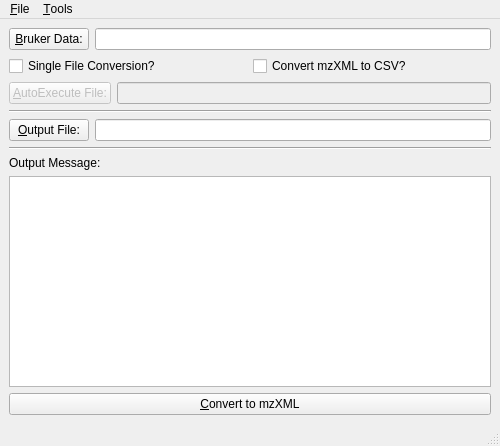
This is Bruker2mzXML/main.ui in mfitzp/toolz as Qt 5 draws it before an edit. The edited form follows.
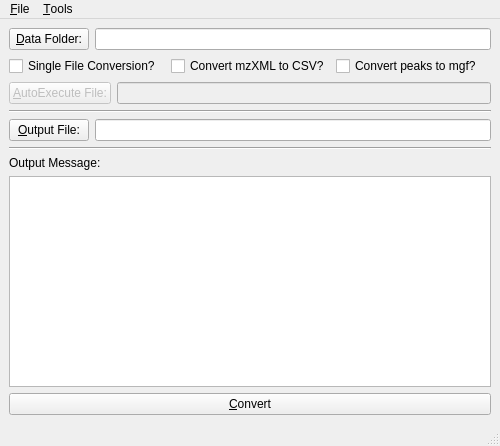
This is the edited form. Icons and pictures are not drawn.

Diff of the .ui file:
```diff
--- a/Bruker2mzXML/main.ui
+++ b/Bruker2mzXML/main.ui
@@ -22,7 +22,7 @@
       <item>
        <widget class="QPushButton" name="selBrukerDataBtn" >
         <property name="text" >
-         <string>&amp;Bruker Data:</string>
+         <string>&amp;Data Folder:</string>
         </property>
        </widget>
       </item>
@@ -47,6 +47,20 @@
         </property>
        </widget>
       </item>
+      <item>
+       <widget class="QCheckBox" name="makeMGF_CB" >
+        <property name="toolTip" >
+         <string>&lt;!DOCTYPE HTML PUBLIC "-//W3C//DTD HTML 4.0//EN" "http://www.w3.org/TR/REC-html40/strict.dtd">
+&lt;html>&lt;head>&lt;meta name="qrichtext" content="1" />&lt;style type="text/css">
+p, li { white-space: pre-wrap; }
+&lt;/style>&lt;/head>&lt;body style=" font-family:'MS Shell Dlg 2'; font-size:8.25pt; font-weight:400; font-style:normal;">
+&lt;p style=" margin-top:0px; margin-bottom:0px; margin-left:0px; margin-right:0px; -qt-block-indent:0; text-indent:0px;">If checked only peaks files created by the SimpleViewer program will be identified and rolled into a single &lt;span style=" font-weight:600;">M&lt;/span>ascot &lt;span style=" font-weight:600;">G&lt;/span>eneral &lt;span style=" font-weight:600;">F&lt;/span>ormat file&lt;/p>&lt;/body>&lt;/html></string>
+        </property>
+        <property name="text" >
+         <string>Convert peaks to mgf?</string>
+        </property>
+       </widget>
+      </item>
      </layout>
     </item>
     <item>
@@ -119,7 +133,7 @@
     <item>
      <widget class="QPushButton" name="cnvrtBrukerBtn" >
       <property name="text" >
-       <string>&amp;Convert to mzXML</string>
+       <string>&amp;Convert</string>
       </property>
      </widget>
     </item>
```
Left out of the diff: 3 changed lines with no effect on the pictures.
